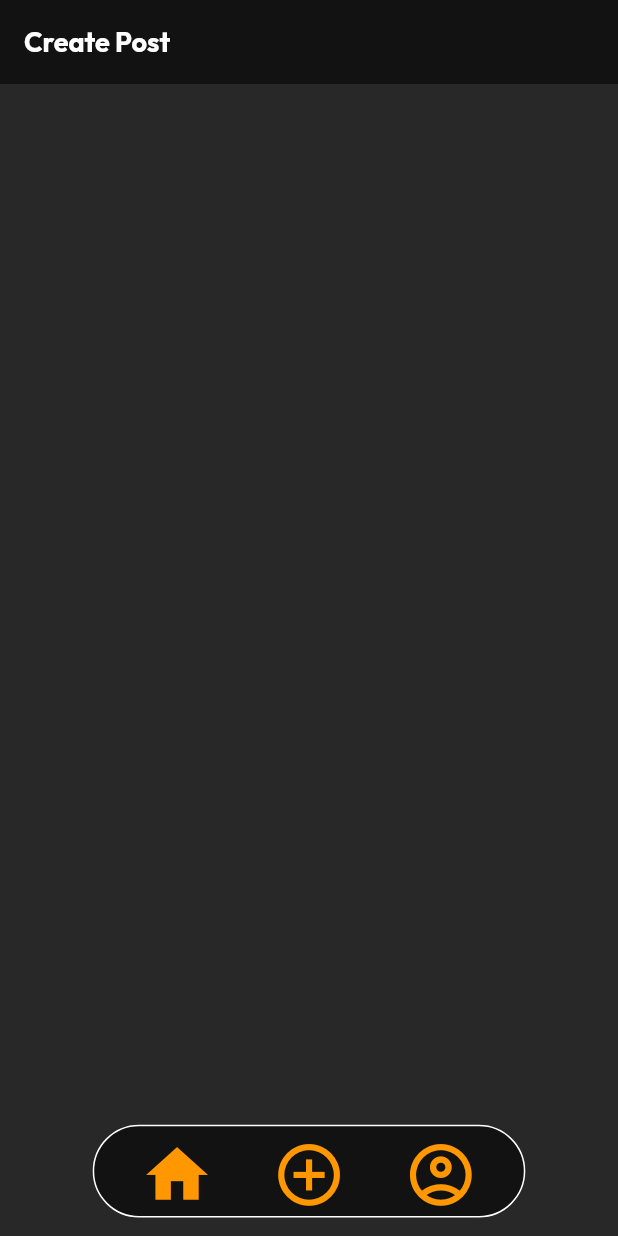
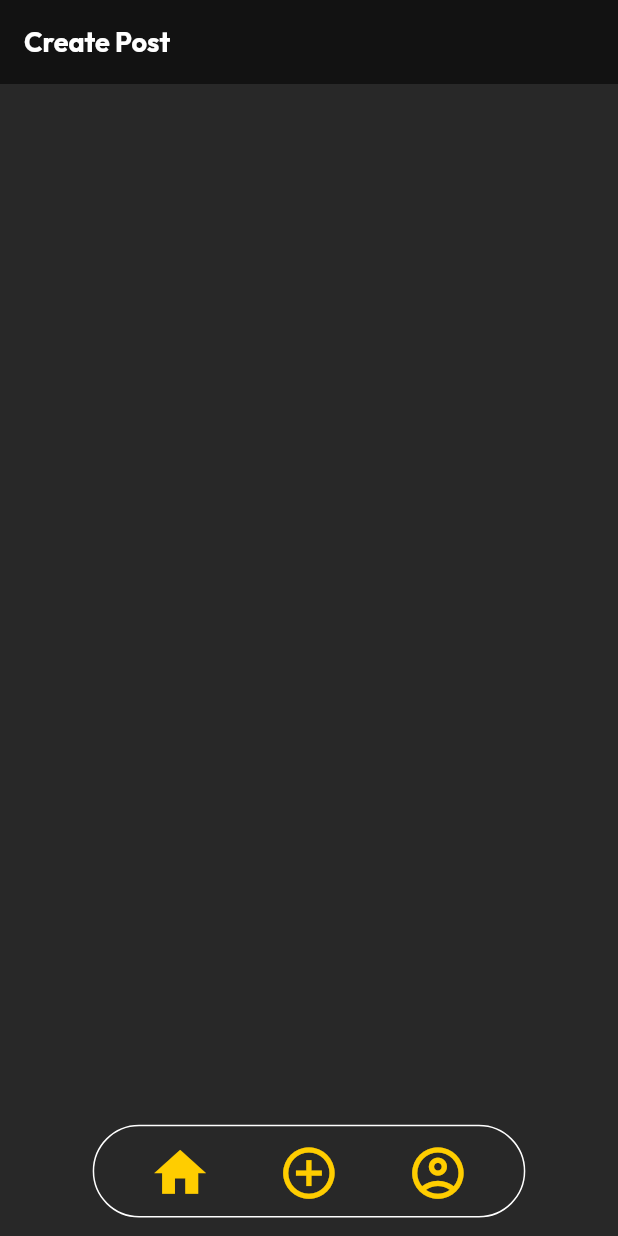
Before and after one commit to YaredMekonnen/Hawk-Market, a Flutter app: the screen it shows after launch, after a tap on the "add circle outline" icon, on a phone screen of 412 x 824 dp. Run offline on Flutter 3.47's test engine with Material 3 defaults, Android fonts, the phone set to English and light mode, and no system bars; our stand-ins replace bloc, dots_indicator, go_router, google_fonts, responsive_sizer.

Commit message:
feat: add profile image widget

```diff
--- /dev/null
+++ b/hawk_app/lib/commons/circular_profile.dart
@@ -0,0 +1,17 @@
+import 'package:flutter/material.dart';
+import 'package:responsive_sizer/responsive_sizer.dart';
+class CircularProfile extends StatelessWidget {
+
+  @override
+  Widget build(BuildContext context){
+    return
+    CircleAvatar(
+      backgroundColor: Theme.of(context).colorScheme.primary,
+      child: CircleAvatar(
+        backgroundImage: AssetImage('assets/story/story.jpg'),
+        radius: 5.w,
+      ),
+      radius: 5.5.w,
+    );
+  }
+}
--- a/hawk_app/lib/route/route.dart
+++ b/hawk_app/lib/route/route.dart
@@ -82,7 +82,7 @@ class AppRouter extends StatelessWidget {
                 navigatorKey: profileKey,
                 routes: [
                   GoRoute(
-                    path: "/profile",
+                    path: "/account",
                     builder: (context, state) {
                       return SelfProfilePage();
                     }
--- a/hawk_app/lib/theme/theme.dart
+++ b/hawk_app/lib/theme/theme.dart
@@ -3,10 +3,10 @@ import 'package:google_fonts/google_fonts.dart';
 import 'package:responsive_sizer/responsive_sizer.dart';
 
 class ThemeClass {
-  static Color primarColor = const Color.fromRGBO(255, 205, 0, 100);
-  static Color secondaryColor = const Color.fromRGBO(255, 255, 255, 100);
-  static Color backgroundColor = const Color.fromRGBO(40, 40, 40, 100);
-  static Color secondaryColor2 = const Color.fromRGBO(91, 97, 110, 100);
+  static Color primarColor = const Color.fromRGBO(255, 205, 0, 1);
+  static Color secondaryColor = const Color.fromRGBO(255, 255, 255, 1);
+  static Color backgroundColor = const Color.fromRGBO(40, 40, 40, 1);
+  static Color secondaryColor2 = const Color.fromRGBO(91, 97, 110, 1);
 
   static ThemeData lightTheme = ThemeData(
     useMaterial3: true,
@@ -14,12 +14,10 @@ class ThemeClass {
     colorScheme: const ColorScheme.dark().copyWith(
       primary: primarColor,
       secondary: secondaryColor,
+      background: backgroundColor,
     ),
     elevatedButtonTheme: ElevatedButtonThemeData(
       style: ButtonStyle(
-        minimumSize: MaterialStateProperty.all(
-          const Size(double.infinity, 55)
-        ),
         backgroundColor: MaterialStateProperty.resolveWith<Color>((states) => primarColor),
         shape: MaterialStateProperty.resolveWith<OutlinedBorder>((states) {
           return RoundedRectangleBorder(borderRadius: BorderRadius.circular(10));
@@ -82,8 +80,9 @@ class ThemeClass {
 
       ),
       iconTheme: IconThemeData(
-        color: Colors.orange,
-        size: 12.w,
+        color: primarColor,
+        size: 10.w,
+
       ),
   );
 }
```
